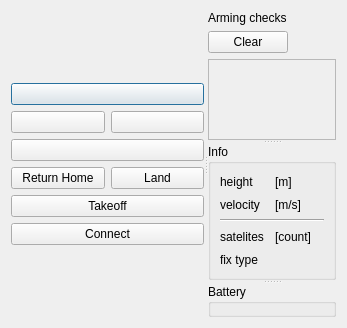
Qt form ui/DroneControlDialog.ui (JF631/FLYJUMP) before a commit.
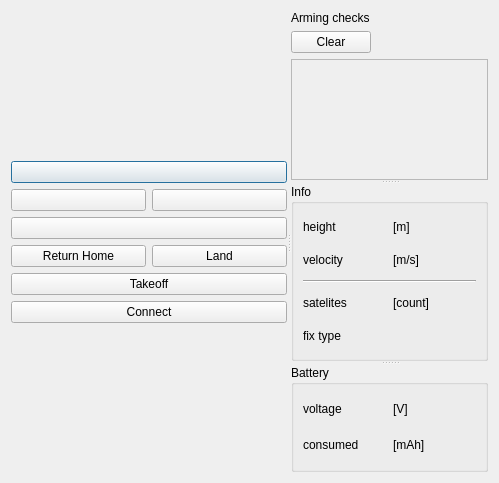
The same form after that commit. Icons and pictures are not drawn.

Commit message: adds battery status in gui

Patch:
```diff
--- a/ui/DroneControlDialog.ui
+++ b/ui/DroneControlDialog.ui
@@ -6,8 +6,8 @@
    <rect>
     <x>0</x>
     <y>0</y>
-    <width>347</width>
-    <height>328</height>
+    <width>499</width>
+    <height>483</height>
    </rect>
   </property>
   <property name="windowTitle">
@@ -19,7 +19,7 @@
      <property name="orientation">
       <enum>Qt::Horizontal</enum>
      </property>
-     <widget class="QWidget" name="">
+     <widget class="QWidget" name="layoutWidget">
       <layout class="QVBoxLayout" name="verticalLayout_2">
        <item>
         <spacer name="verticalSpacer">
@@ -145,7 +145,7 @@
       <property name="orientation">
        <enum>Qt::Vertical</enum>
       </property>
-      <widget class="QWidget" name="">
+      <widget class="QWidget" name="layoutWidget">
        <layout class="QVBoxLayout" name="verticalLayout_3">
         <item>
          <widget class="QLabel" name="label_clear_messages">
@@ -194,8 +194,8 @@
             <rect>
              <x>0</x>
              <y>0</y>
-             <width>124</width>
-             <height>70</height>
+             <width>185</width>
+             <height>125</height>
             </rect>
            </property>
            <layout class="QVBoxLayout" name="verticalLayout">
@@ -307,6 +307,44 @@
        <property name="title">
         <string>Battery</string>
        </property>
+       <layout class="QVBoxLayout" name="verticalLayout_5">
+        <item>
+         <layout class="QHBoxLayout" name="horizontalLayout_9">
+          <item>
+           <widget class="QLabel" name="label_voltage">
+            <property name="text">
+             <string>voltage</string>
+            </property>
+           </widget>
+          </item>
+          <item>
+           <widget class="QLabel" name="label_voltage_v">
+            <property name="text">
+             <string>[V]</string>
+            </property>
+           </widget>
+          </item>
+         </layout>
+        </item>
+        <item>
+         <layout class="QHBoxLayout" name="horizontalLayout_10">
+          <item>
+           <widget class="QLabel" name="label_consumed_current">
+            <property name="text">
+             <string>consumed</string>
+            </property>
+           </widget>
+          </item>
+          <item>
+           <widget class="QLabel" name="label_consumed_current_mah">
+            <property name="text">
+             <string>[mAh]</string>
+            </property>
+           </widget>
+          </item>
+         </layout>
+        </item>
+       </layout>
       </widget>
      </widget>
     </widget>
```
The commit also changes 3 other files.
